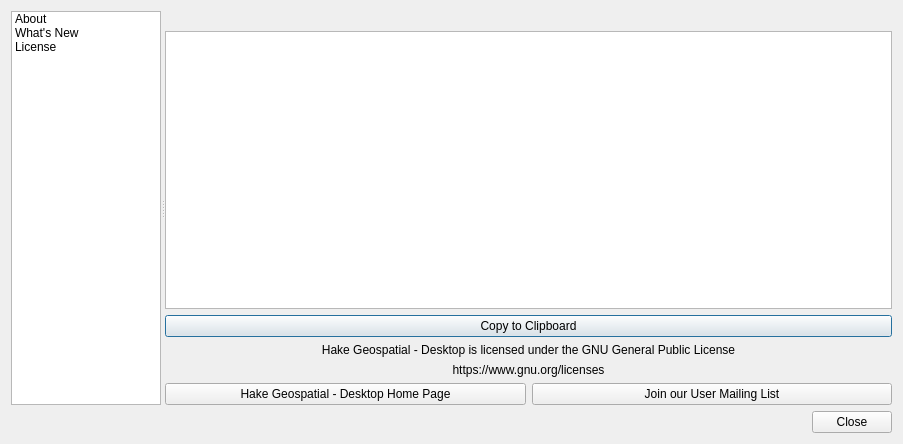
Old version of the form src/ui/qgsabout.ui in the repository Subhankar-hub/hake-gis.
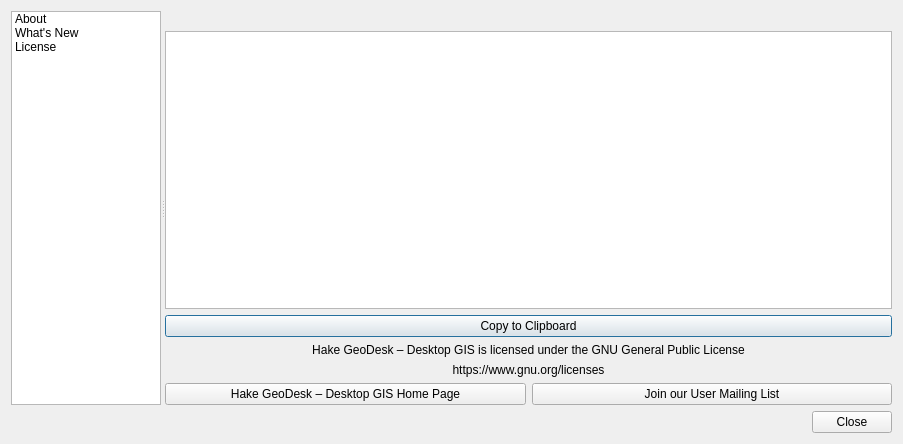
New version of the form. Icons and pictures are not drawn.

Commit message: Update: Rebrand to Hake GeoDesk – Desktop GIS, wire version label across UI/CLI, and fix About title plus appinfo UTF-8 handling.

The edit to the form file:
```diff
--- a/src/ui/qgsabout.ui
+++ b/src/ui/qgsabout.ui
@@ -202,7 +202,7 @@
            <item>
             <widget class="QLabel" name="label_3">
              <property name="text">
-              <string>Hake Geospatial - Desktop is licensed under the GNU General Public License</string>
+              <string>Hake GeoDesk – Desktop GIS is licensed under the GNU General Public License</string>
              </property>
              <property name="alignment">
               <set>Qt::AlignCenter</set>
@@ -224,7 +224,7 @@
              <item>
               <widget class="QPushButton" name="btnQgisHome">
                <property name="text">
-                <string>Hake Geospatial - Desktop Home Page</string>
+                <string>Hake GeoDesk – Desktop GIS Home Page</string>
                </property>
                <property name="flat">
                 <bool>false</bool>
```
Left out of the diff: 2 changed lines with no effect on the pictures. The commit also changes 23 other files.
